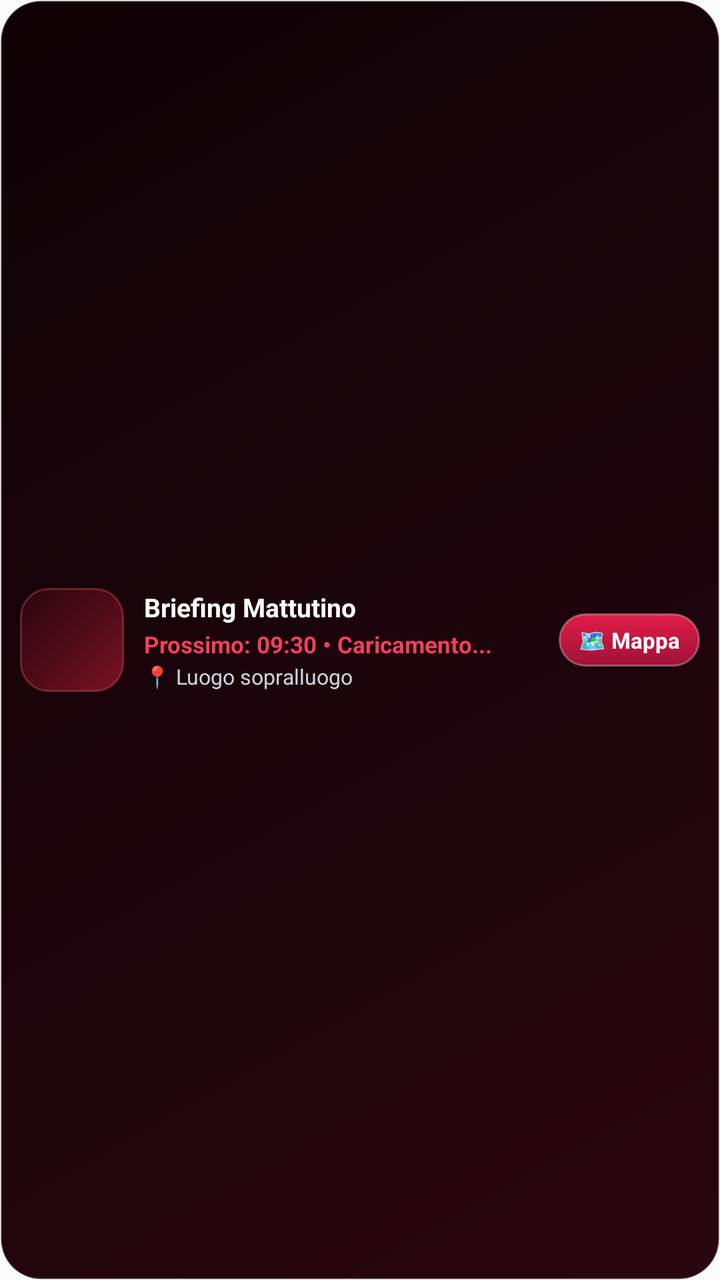
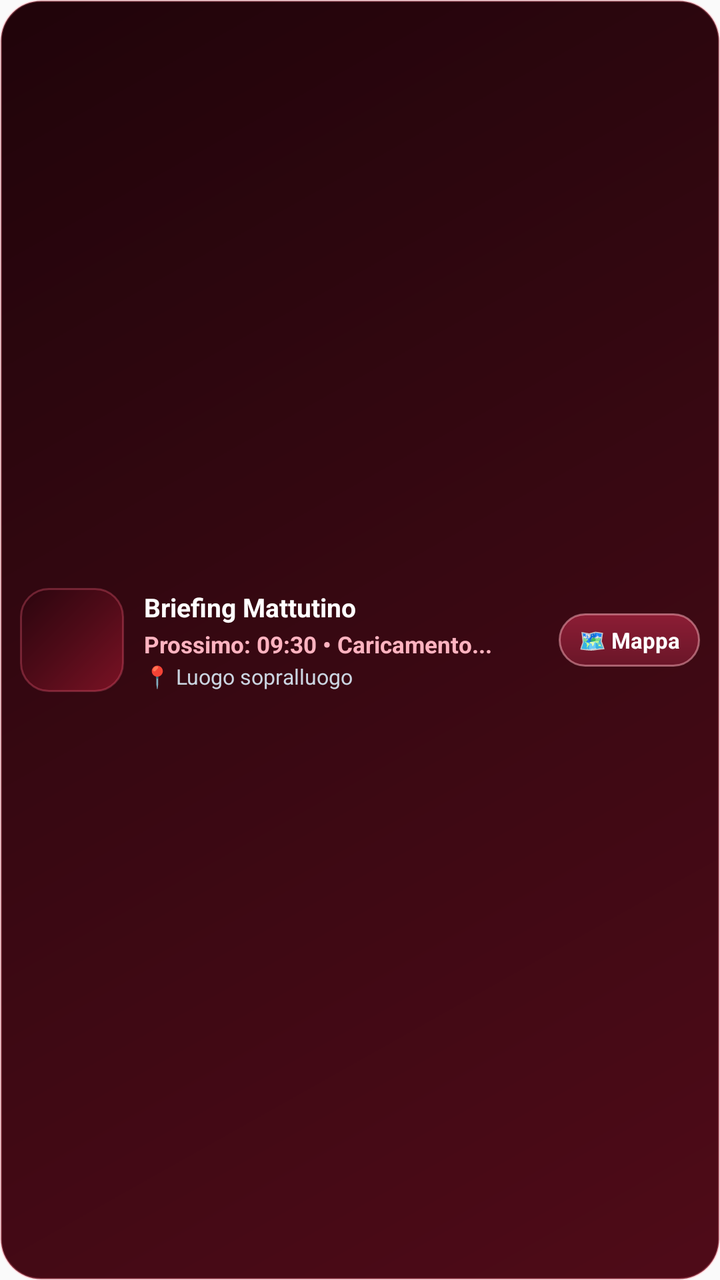

Two renders of the same Android screen: before a commit and after it. Below are the layout's source before the change and the commit's diff.
<!-- AndroidManifest.xml: application theme Theme.AssistentePeritoMobile -->
<!-- res/layout/view_notification_briefing_collapsed.xml -->
<?xml version="1.0" encoding="utf-8"?>
<LinearLayout xmlns:android="http://schemas.android.com/apk/res/android"
    android:id="@+id/notif_collapsed_root"
    android:layout_width="match_parent"
    android:layout_height="wrap_content"
    android:background="@drawable/bg_notification_card"
    android:gravity="center_vertical"
    android:orientation="horizontal"
    android:padding="10dp">

    
    <ImageView
        android:id="@+id/notif_collapsed_cover"
        android:layout_width="52dp"
        android:layout_height="52dp"
        android:background="@drawable/bg_notification_cover"
        android:contentDescription="Data e Badge"
        android:scaleType="centerCrop" />

    
    <LinearLayout
        android:layout_width="0dp"
        android:layout_height="wrap_content"
        android:layout_marginStart="10dp"
        android:layout_marginEnd="6dp"
        android:layout_weight="1"
        android:orientation="vertical">

        <TextView
            android:id="@+id/notif_collapsed_title"
            android:layout_width="wrap_content"
            android:layout_height="wrap_content"
            android:ellipsize="end"
            android:maxLines="1"
            android:text="Briefing Mattutino"
            android:textColor="#FFFFFFFF"
            android:textSize="13sp"
            android:textStyle="bold" />

        <TextView
            android:id="@+id/notif_collapsed_subtitle"
            android:layout_width="wrap_content"
            android:layout_height="wrap_content"
            android:layout_marginTop="2dp"
            android:ellipsize="end"
            android:maxLines="1"
            android:text="Prossimo: 09:30 • Caricamento..."
            android:textColor="#FFF43F5E"
            android:textSize="11.5sp"
            android:textStyle="bold" />

        <TextView
            android:id="@+id/notif_collapsed_location"
            android:layout_width="wrap_content"
            android:layout_height="wrap_content"
            android:layout_marginTop="1dp"
            android:ellipsize="end"
            android:maxLines="1"
            android:text="📍 Luogo sopralluogo"
            android:textColor="#FFCBD5E1"
            android:textSize="10.5sp" />
    </LinearLayout>

    
    <TextView
        android:id="@+id/notif_collapsed_action_maps"
        android:layout_width="wrap_content"
        android:layout_height="wrap_content"
        android:background="@drawable/bg_notification_action_primary"
        android:gravity="center"
        android:paddingStart="10dp"
        android:paddingTop="6dp"
        android:paddingEnd="10dp"
        android:paddingBottom="6dp"
        android:text="🗺️ Mappa"
        android:textColor="#FFFFFFFF"
        android:textSize="11sp"
        android:textStyle="bold" />

</LinearLayout>
<!-- resources referenced by this layout -->
<resources>
  <!-- drawable bg_notification_action_primary (drawable) -->
  <?xml version="1.0" encoding="utf-8"?>
  <shape xmlns:android="http://schemas.android.com/apk/res/android"
      android:shape="rectangle">
      <gradient
          android:angle="90"
          android:startColor="#9F1239"
          android:endColor="#E11D48"
          android:type="linear" />
      <corners android:radius="999dp" />
      <stroke
          android:width="1dp"
          android:color="#4DFFFFFF" />
  </shape>
  <!-- drawable bg_notification_card (drawable) -->
  <?xml version="1.0" encoding="utf-8"?>
  <shape xmlns:android="http://schemas.android.com/apk/res/android"
      android:shape="rectangle">
      <gradient
          android:angle="135"
          android:startColor="#2A0610"
          android:centerColor="#1B040B"
          android:endColor="#100206"
          android:type="linear" />
      <corners android:radius="20dp" />
      <stroke
          android:width="1dp"
          android:color="#2EFFFFFF" />
  </shape>
  <!-- drawable bg_notification_cover (drawable) -->
  <?xml version="1.0" encoding="utf-8"?>
  <shape xmlns:android="http://schemas.android.com/apk/res/android"
      android:shape="rectangle">
      <gradient
          android:angle="135"
          android:startColor="#7A1224"
          android:centerColor="#4F0B18"
          android:endColor="#2B050E"
          android:type="linear" />
      <corners android:radius="14dp" />
      <stroke
          android:width="1dp"
          android:color="#4DFF6482" />
  </shape>
  <style name="Theme.AssistentePeritoMobile" parent="android:Theme.Material.Light.NoActionBar" />
</resources>

<!-- the commit's change to res/layout/view_notification_briefing_collapsed.xml (unified diff, before → after) -->
@@ -45,7 +45,7 @@
             android:ellipsize="end"
             android:maxLines="1"
             android:text="Prossimo: 09:30 • Caricamento..."
-            android:textColor="#FFF43F5E"
+            android:textColor="#FFFFB3C0"
             android:textSize="11.5sp"
             android:textStyle="bold" />
 
<!-- resource entries referenced after the edit -->
@@ -6,13 +6,13 @@
       android:shape="rectangle">
       <gradient
           android:angle="90"
-          android:startColor="#9F1239"
-          android:endColor="#E11D48"
+          android:startColor="#6A1628"
+          android:endColor="#8C1D35"
           android:type="linear" />
       <corners android:radius="999dp" />
       <stroke
           android:width="1dp"
-          android:color="#4DFFFFFF" />
+          android:color="#80FFB3C0" />
   </shape>
   <!-- drawable bg_notification_card (drawable) -->
   <?xml version="1.0" encoding="utf-8"?>
@@ -20,14 +20,14 @@
       android:shape="rectangle">
       <gradient
           android:angle="135"
-          android:startColor="#2A0610"
-          android:centerColor="#1B040B"
-          android:endColor="#100206"
+          android:startColor="#4F0B18"
+          android:centerColor="#380812"
+          android:endColor="#20040A"
           android:type="linear" />
       <corners android:radius="20dp" />
       <stroke
           android:width="1dp"
-          android:color="#2EFFFFFF" />
+          android:color="#4DFF7D90" />
   </shape>
   <!-- drawable bg_notification_cover (drawable) -->
   <?xml version="1.0" encoding="utf-8"?>
